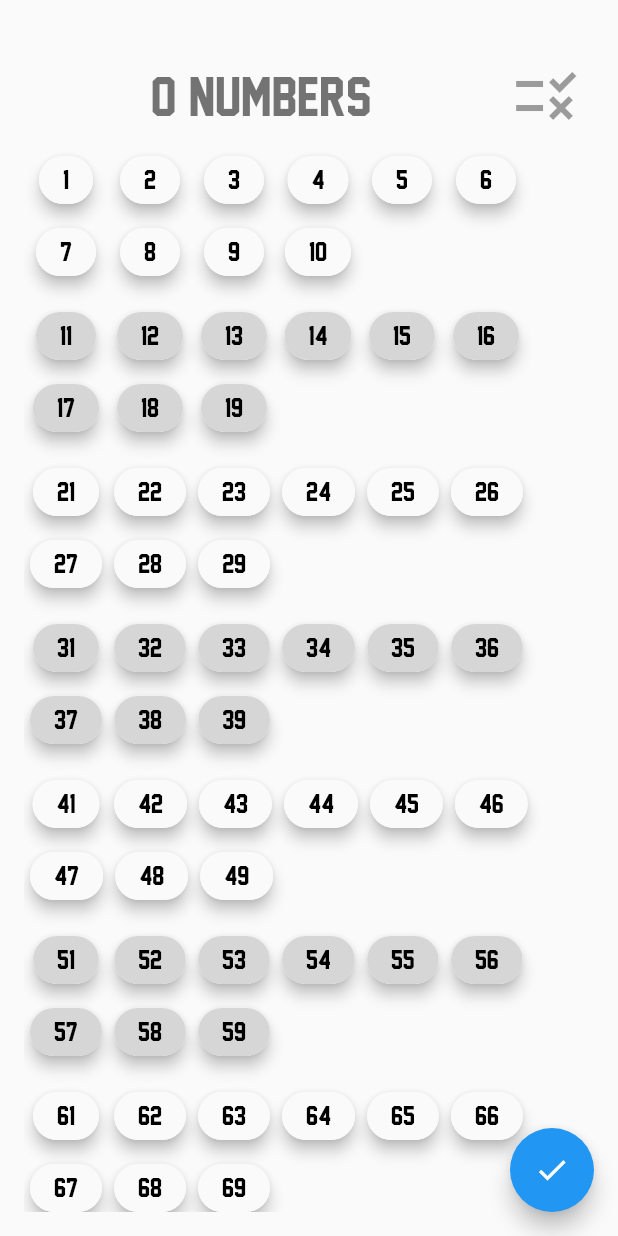
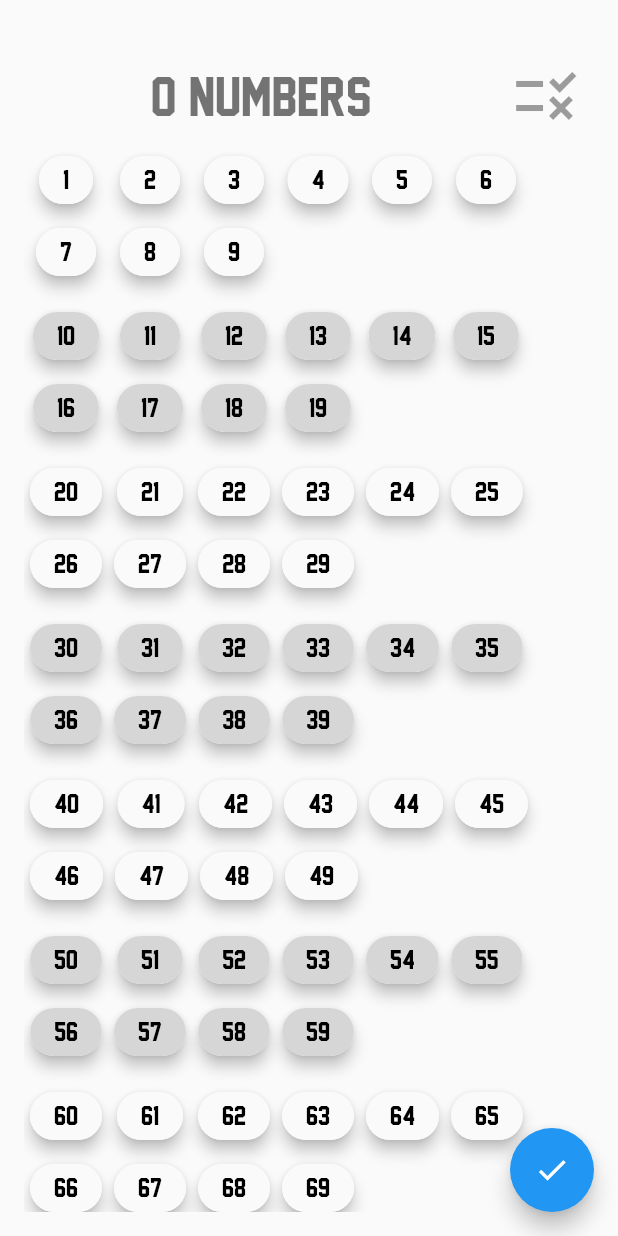
Before and after one commit to simplesoft-duongdt3/LottoFlutter2021, a Flutter app: the CheckingScreen screen opened directly, on a phone screen of 412 x 824 dp. Run offline on Flutter 3.47's test engine with Material 2 defaults, Android fonts, the phone set to English and light mode, and no system bars; drawn by our look-alikes of auto_size_text; our stand-ins replace assets_audio_player, bloc, custom_radio_grouped_button, flutter_bloc, flutter_spinkit, hive and 1 more; accounts and stored records are empty; generated files the repository leaves out were written again.

Commit message:
fix bugs 1.0.1

```diff
--- a/lib/checking/checking.dart
+++ b/lib/checking/checking.dart
@@ -59,39 +59,39 @@ class _CheckingScreenState extends State<CheckingScreen> {
 
   List<Widget> _formChild(BuildContext context) {
     List<Widget> items = [];
-    items.add(buildItemsRow(1, 10, Colors.grey[50]));
+    items.add(buildItemsRow(1, 9, Colors.grey[50]));
     items.add(SizedBox(
       height: 8,
     ));
-    items.add(buildItemsRow(11, 19, Colors.grey[350]));
+    items.add(buildItemsRow(10, 19, Colors.grey[350]));
     items.add(SizedBox(
       height: 8,
     ));
-    items.add(buildItemsRow(21, 29, Colors.grey[50]));
+    items.add(buildItemsRow(20, 29, Colors.grey[50]));
     items.add(SizedBox(
       height: 8,
     ));
-    items.add(buildItemsRow(31, 39, Colors.grey[350]));
+    items.add(buildItemsRow(30, 39, Colors.grey[350]));
     items.add(SizedBox(
       height: 8,
     ));
-    items.add(buildItemsRow(41, 49, Colors.grey[50]));
+    items.add(buildItemsRow(40, 49, Colors.grey[50]));
     items.add(SizedBox(
       height: 8,
     ));
-    items.add(buildItemsRow(51, 59, Colors.grey[350]));
+    items.add(buildItemsRow(50, 59, Colors.grey[350]));
     items.add(SizedBox(
       height: 8,
     ));
-    items.add(buildItemsRow(61, 69, Colors.grey[50]));
+    items.add(buildItemsRow(60, 69, Colors.grey[50]));
     items.add(SizedBox(
       height: 8,
     ));
-    items.add(buildItemsRow(71, 79, Colors.grey[350]));
+    items.add(buildItemsRow(70, 79, Colors.grey[350]));
     items.add(SizedBox(
       height: 8,
     ));
-    items.add(buildItemsRow(81, 90, Colors.grey[50]));
+    items.add(buildItemsRow(80, 90, Colors.grey[50]));
 
     return items;
   }
--- a/pubspec.yaml
+++ b/pubspec.yaml
@@ -11,7 +11,7 @@ description: A new Flutter project.
 # In iOS, build-name is used as CFBundleShortVersionString while build-number used as CFBundleVersion.
 # Read more about iOS versioning at
 # https://developer.apple.com/library/archive/documentation/General/Reference/InfoPlistKeyReference/Articles/CoreFoundationKeys.html
-version: 1.0.0+1
+version: 1.0.1
 
 environment:
   sdk: ">=2.6.0 <3.0.0"
```
Also changed, not shown: 25 other files.
